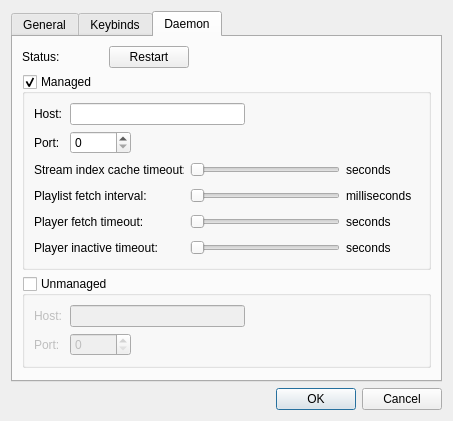
Above: player/forms/options_dialog.ui from Globidev/twitch-player before the change. Below: the same form after it.
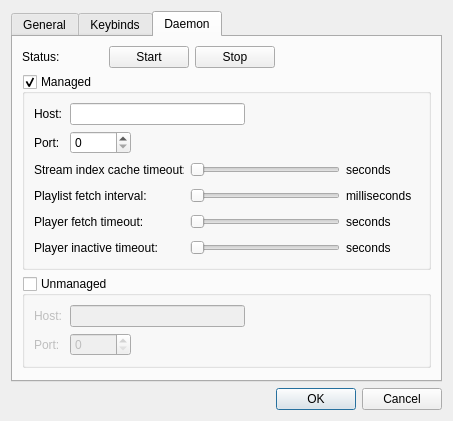
That is the form after the change. The open tabs and pages were chosen to show the change.

Commit message: Improved daemon settings

```diff
--- a/player/forms/options_dialog.ui
+++ b/player/forms/options_dialog.ui
@@ -264,7 +264,14 @@
          <item>
           <widget class="QPushButton" name="daemonRestart">
            <property name="text">
-            <string>Restart</string>
+            <string>Start</string>
+           </property>
+          </widget>
+         </item>
+         <item>
+          <widget class="QPushButton" name="daemonStop">
+           <property name="text">
+            <string>Stop</string>
            </property>
           </widget>
          </item>
```
Left out of the diff: 2 changed lines with no effect on the pictures. The commit also changes 8 other files.
